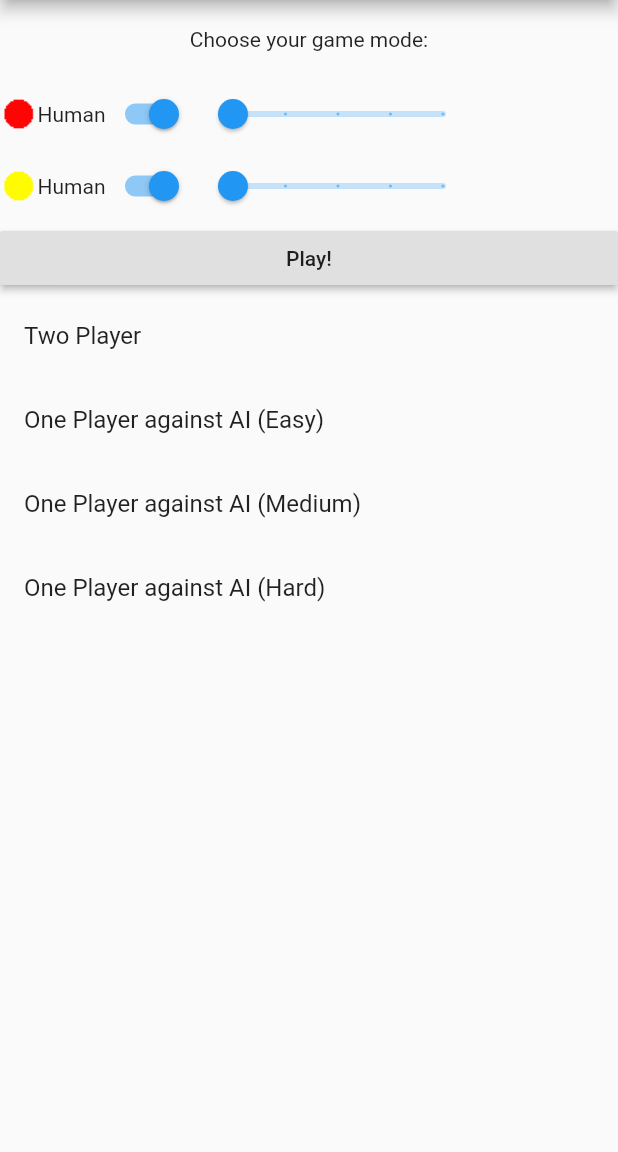
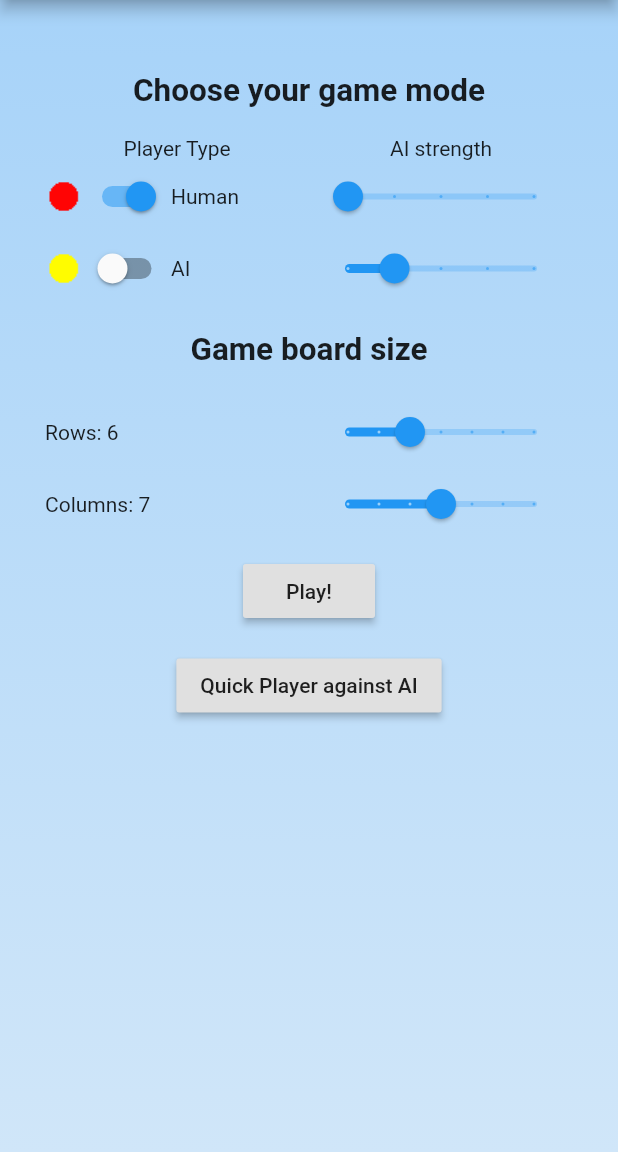
Before and after one commit to altera2015/FourInAVector, a Flutter app: the screen it shows after launch, on a phone screen of 412 x 824 dp, the part 84-1236 px from its top. Run offline on Flutter 3.47's test engine with Material 2 defaults, Android fonts, the phone set to English and light mode, and no system bars.

Commit message:
Made easy AI a bit dumber Styling

```diff
--- a/lib/boardwidget.dart
+++ b/lib/boardwidget.dart
@@ -150,7 +150,8 @@ class BoardPainter extends CustomPainter {
           if (game.state!=null) {
             if (game.validDrop(column) && dropChip == null) {
               drawChip(canvas, cellRect, false, false, _playerToChipColor(game.state));
-              columnRects.add(cellRect);
+              Size fullColumn = Size(columnWidth, size.height);
+              columnRects.add(cellOffset & fullColumn);
             } else {
               columnRects.add(null);
             }
@@ -212,7 +213,6 @@ class GameBoardState extends State<GameBoard> with SingleTickerProviderStateMixi
   final FourInAVector game;
   final Map<FourPlayer, Player> players;
   StreamSubscription<int> _turnStream;
-  FourPlayer _turnStreamPlayer;
 
   GameBoardState(this.game, this.players) {
     this._columns = game.columns;
@@ -223,6 +223,7 @@ class GameBoardState extends State<GameBoard> with SingleTickerProviderStateMixi
 
     if ( game.validDrop(column) && dropChip==null ) {
 
+      game.setMovePending(true);
       setState( () {
         int row = game.findFreeRow(column);
         dropChip = DropChip(row, column, game.state);
@@ -237,16 +238,26 @@ class GameBoardState extends State<GameBoard> with SingleTickerProviderStateMixi
 
   }
 
+  int _undoListenerKey;
+  void _undoListener( List<dynamic> args ) {
+
+    if ( _turnStream != null ) {
+      _turnStream.cancel();
+      _turnStream = null;
+    }
+    setState(() {
+      nextTurn();
+    });
+  }
+
   void nextTurn() {
 
     if ( game.state == null ) {
-      _turnStreamPlayer = null;
       return;
     }
 
     Future<int> f = players[game.state].makeMove(game);
 
-    _turnStreamPlayer = game.state;
     _turnStream = f.asStream().listen((column){
 
       _turnStream.cancel();
@@ -261,6 +272,8 @@ class GameBoardState extends State<GameBoard> with SingleTickerProviderStateMixi
   }
 
   initState() {
+
+    _undoListenerKey = game.undoPublisher.sub(_undoListener);
 
     super.initState();
     controller = new AnimationController(
@@ -279,6 +292,7 @@ class GameBoardState extends State<GameBoard> with SingleTickerProviderStateMixi
         if ( dropChip != null ) {
 
           setState(() {
+            game.setMovePending(false);
             game.dropPiece(dropChip.column);
             dropChip = null;
             nextTurn();
@@ -293,6 +307,7 @@ class GameBoardState extends State<GameBoard> with SingleTickerProviderStateMixi
   }
 
   dispose() {
+    game.undoPublisher.unsub(_undoListenerKey);
     controller.dispose();
     super.dispose();
   }
@@ -301,12 +316,8 @@ class GameBoardState extends State<GameBoard> with SingleTickerProviderStateMixi
   @override
   Widget build(BuildContext context) {
 
-    if (animation.status == AnimationStatus.forward) {
+    if (dropChip != null && animation.status == AnimationStatus.forward) {
       dropChip.y = animation.value;
-    }
-
-    if ( game.state != _turnStreamPlayer ) {
-      nextTurn();
     }
 
     var bp = BoardPainter(_rows, _columns, game, dropChip);
--- a/lib/gamescreen.dart
+++ b/lib/gamescreen.dart
@@ -1,14 +1,15 @@
 import 'package:flutter/material.dart';
 import 'four_in_a_vector.dart';
 import 'player.dart';
-
 import 'boardwidget.dart';
 
 class GameScreen extends StatefulWidget {
 
   final Map<FourPlayer, Player> players;
+  final int rows;
+  final int columns;
 
-  GameScreen({Key key, this.title, this.players}) : super(key: key);
+  GameScreen({Key key, this.title, this.players, this.rows, this.columns}) : super(key: key);
 
   // This widget is the home page of your application. It is stateful, meaning
   // that it has a State object (defined below) that contains fields that affect
@@ -22,7 +23,7 @@ class GameScreen extends StatefulWidget {
   final String title;
 
   @override
-  GameScreenState createState() => GameScreenState(6,7, players);
+  GameScreenState createState() => GameScreenState(this.rows,this.columns, players);
 }
 
 class GameScreenState extends State<GameScreen> {
@@ -41,16 +42,6 @@ class GameScreenState extends State<GameScreen> {
     var gameBoard = GameBoard(
         game: _game,
         players: _players
-        /*
-        onChipDropped: (int column){
-
-
-
-        },
-
-        onTapped: (int column) {
-
-        }*/
     );
 
     return Padding(
@@ -89,14 +80,7 @@ class GameScreenState extends State<GameScreen> {
       persistentFooterButtons: <Widget>[
         FlatButton(
             onPressed: () {
-              setState(() {
-               /*  if ( _turnStream != null ) {
-                  _turnStream.cancel();
-                  _turnStream = null;
-                }*/
-                _game.undo();
-                // nextTurn();
-              });
+              _game.undo();
             },
             child: Text("Undo")
         )
--- a/lib/main.dart
+++ b/lib/main.dart
@@ -51,175 +51,218 @@ class HomeScreen extends StatefulWidget {
   HomeScreenState createState() => HomeScreenState();
 }
 
+class HomeScreenState extends State<HomeScreen> {
+  bool playerRedHuman = true;
+  bool playerYellowHuman = false;
+  double playerRedLevel = 0.0;
+  double playerYellowLevel = 1.0;
+  double _rows = 6.0;
+  double _columns = 7.0;
 
-class HomeScreenState extends State<HomeScreen> {
+  Widget buildMenu(BuildContext context) {
+    return Padding(
+        padding: new EdgeInsets.all(30.0),
+        child: Column(
 
-  bool playerRedHuman = true;
-  bool playerYellowHuman = true;
-  double playerRedLevel = 0.0;
-  double playerYellowLevel = 0.0;
+
+          children: <Widget>[
+
+            Padding(
+                padding: new EdgeInsets.all(18.0),
+                child: Center(
+                  child: Text(
+                    "Choose your game mode",
+                    textScaleFactor: 1.5,
+                    style: new TextStyle(fontWeight: FontWeight.bold),
+                  ),
+                )),
+            Table(
+              children: [
+                TableRow(children: [
+                  Center(child: Text("Player Type")),
+                  Center(child: Text("AI strength"))
+                ]),
+                TableRow(children: [
+                  Row(children: [
+                    Image.asset("images/red.png"),
+                    Switch(
+                        value: playerRedHuman,
+                        onChanged: (bool v) {
+                          setState(() {
+                            playerRedHuman = v;
+                          });
+                        }),
+                    Text(playerRedHuman ? "Human" : "AI"),
+                  ]),
+                  TableCell(
+                      verticalAlignment: TableCellVerticalAlignment.middle,
+                      child: Slider(
+                          onChanged: (double v) {
+                            setState(() {
+                              playerRedLevel = v;
+                            });
+                          },
+                          value: playerRedLevel,
+                          min: 0.0,
+                          max: 4.0,
+                          divisions: 4))
+                ]),
+                TableRow(children: [
+                  Row(children: [
+                    Image.asset("images/yellow.png"),
+                    Switch(
+                        value: playerYellowHuman,
+                        onChanged: (bool v) {
+                          setState(() {
+                            playerYellowHuman = v;
+                          });
+                        }),
+                    Text(playerYellowHuman ? "Human" : "AI"),
+                  ]),
+                  TableCell(
+                      verticalAlignment: TableCellVerticalAlignment.middle,
+                      child: Slider(
+                        onChanged: (double v) {
+                          setState(() {
+                            playerYellowLevel = v;
+                          });
+                        },
+                        value: playerYellowLevel,
+                        min: 0.0,
+                        max: 4.0,
+                        divisions: 4,
+                      )),
+                ])
+              ],
+            ),
+
+            Padding(
+                padding: new EdgeInsets.all(18.0),
+                child: Center(
+                  child: Text(
+                    "Game board size",
+                    textScaleFactor: 1.5,
+                    style: new TextStyle(fontWeight: FontWeight.bold),
+                  ),
+                )),
+
+            Table(children: [
+              TableRow(children: [
+                TableCell(
+                    verticalAlignment: TableCellVerticalAlignment.middle,
+                    child: Text("Rows: ${_rows.toInt()}")),
+                TableCell(
+                    verticalAlignment: TableCellVerticalAlignment.middle,
+                    child: Slider(
+                      onChanged: (double v) {
+                        setState(() {
+                          _rows = v;
+                        });
+                      },
+                      value: _rows,
+                      min: 4.0,
+                      max: 10.0,
+                      divisions: 6,
+                    ))
+              ]),
+              TableRow(children: [
+                TableCell(
+                    verticalAlignment: TableCellVerticalAlignment.middle,
+                    child: Text("Columns: ${_columns.toInt()}")),
+                TableCell(
+                    verticalAlignment: TableCellVerticalAlignment.middle,
+                    child: Slider(
+                      onChanged: (double v) {
+                        setState(() {
+                          _columns = v;
+                        });
+                      },
+                      value: _columns,
+                      min: 4.0,
+                      max: 10.0,
+                      divisions: 6,
+                    ))
+              ]),
+            ]),
+            Padding(
+                padding: new EdgeInsets.all(10.0),
+                child: RaisedButton(
+                  child: Text("Play!"),
+                  onPressed: () {
+                    Map<FourPlayer, Player> players = Map<FourPlayer, Player>();
+                    if (playerRedHuman) {
+                      players[FourPlayer.RED] = HumanPlayer(FourPlayer.RED);
+                    } else {
+                      if (playerRedLevel == 0.0) {
+                        players[FourPlayer.RED] = RandomPlayer(FourPlayer.RED);
+                      } else {
+                        int l = playerRedLevel.toInt() * 2;
+                        players[FourPlayer.RED] =
+                            MinMaxPlayer(FourPlayer.RED, l);
+                      }
+                    }
+
+                    if (playerYellowHuman) {
+                      players[FourPlayer.YELLOW] =
+                          HumanPlayer(FourPlayer.YELLOW);
+                    } else {
+                      if (playerYellowLevel == 0.0) {
+                        players[FourPlayer.YELLOW] =
+                            RandomPlayer(FourPlayer.YELLOW);
+                      } else {
+                        int l = playerYellowLevel.toInt() * 2;
+                        players[FourPlayer.YELLOW] =
+                            MinMaxPlayer(FourPlayer.YELLOW, l);
+                      }
+                    }
+
+                    Navigator.push(
+                      context,
+                      new MaterialPageRoute(
+                          builder: (context) => GameScreen(
+                              title: 'Four in a Vector', players: players, rows: _rows.toInt(), columns: _columns.toInt())),
+                    );
+                  },
+                )),
+            Padding(
+                padding: new EdgeInsets.all(5.0),
+                child: RaisedButton(
+                  child: Text("Quick Player against AI"),
+                  onPressed: () {
+                    Map<FourPlayer, Player> players = Map<FourPlayer, Player>();
+                    players[FourPlayer.RED] = MinMaxPlayer(FourPlayer.RED, 2);
+                    players[FourPlayer.YELLOW] = HumanPlayer(FourPlayer.YELLOW);
+
+                    Navigator.push(
+                      context,
+                      new MaterialPageRoute(
+                          builder: (context) => GameScreen(
+                              title: 'Four in a Vector', players: players, rows: _rows.toInt(), columns: _columns.toInt() )),
+                    );
+                  },
+                )),
+
+          ],
+        ));
+  }
 
   @override
   Widget build(BuildContext context) {
-
-
     return Scaffold(
         appBar: AppBar(
           // Here we take the value from the MyHomePage object that was created by
           // the App.build method, and use it to set our appbar title.
           title: Text(widget.title),
         ),
-      body: ListView(
-          padding: EdgeInsets.zero,
-          children: [
-            Padding(
-              padding: new EdgeInsets.all(18.0),
-              child: Center (
-                child: Text ("Choose your game mode:"),
+        body: DecoratedBox(
+          decoration: BoxDecoration (
+            gradient: LinearGradient(
+              begin: Alignment.topCenter,
+              end: Alignment.bottomCenter,
+              colors: [ Color(0xffa7d3f9), Color(0xffd0e6f9)]
             )
           ),
-            Row(
-              children: [
-                Image.asset( "images/red.png" ),
-                Text ( playerRedHuman ? "Human" : "AI" ),
-                Switch(
-                    value: playerRedHuman,
-                    onChanged:(bool v) {
-                      setState( () {
-                        playerRedHuman = v;
-                      });
-                    }
-                ),
-                Slider(
-                  onChanged:(double v) {
-                    setState( () {
-                      playerRedLevel = v;
-                    });
-                  },
-                  value: playerRedLevel,
-                  min: 0.0,
-                  max: 4.0,
-                  divisions: 4,
-                )
-              ]
-            ),
-            Row(
-                children: [
-                  Image.asset( "images/yellow.png" ),
-                  Text ( playerYellowHuman ? "Human" : "AI" ),
-                  Switch(
-                      value: playerYellowHuman,
-                      onChanged:(bool v) {
-                        setState( () {
-                          playerYellowHuman = v;
-                        });
-                      }
-                  ),
-                  Slider(
-                    onChanged:(double v) {
-                      setState( () {
-                        playerYellowLevel = v;
-                        debugPrint("$playerYellowLevel");
-                      });
-                    },
-                    value: playerYellowLevel,
-                    min: 0.0,
-                    max: 4.0,
-                    divisions: 4,
-                  )
-                ]
-            ),
-            RaisedButton(
-              child: Text("Play!"),
-              onPressed: (){
-
-                Map<FourPlayer, Player> players = Map<FourPlayer, Player>();
-                if ( playerRedHuman ) {
-                  players[FourPlayer.RED]  = HumanPlayer( FourPlayer.RED );
-                } else {
-                  if ( playerRedLevel == 0.0 ) {
-                    players[FourPlayer.RED]  = RandomPlayer( FourPlayer.RED );
-                  } else {
-                    int l = playerRedLevel.toInt() * 2;
-                    players[FourPlayer.RED]  = MinMaxPlayer( FourPlayer.RED, l);
-                  }
-                }
-
-                if ( playerYellowHuman ) {
-                  players[FourPlayer.YELLOW]  = HumanPlayer( FourPlayer.YELLOW );
-                } else {
-                  if ( playerYellowLevel == 0.0 ) {
-                    players[FourPlayer.YELLOW]  = RandomPlayer( FourPlayer.YELLOW );
-                  } else {
-                    int l = playerYellowLevel.toInt() * 2;
-                    players[FourPlayer.YELLOW]  = MinMaxPlayer( FourPlayer.YELLOW, l );
-                  }
-                }
-
-                Navigator.push(
-                  context,
-                  new MaterialPageRoute(builder: (context) => GameScreen(title: 'Four in a Vector', players: players)),
-                );
-
-              },
-            ),
-            ListTile (
-              title: Text("Two Player"),
-              onTap:() {
-
-                Map<FourPlayer, Player> players = Map<FourPlayer, Player>();
-                players[FourPlayer.RED]  = HumanPlayer( FourPlayer.RED );
-                players[FourPlayer.YELLOW]  = HumanPlayer( FourPlayer.YELLOW );
-
-                Navigator.push(
-                  context,
-                  new MaterialPageRoute(builder: (context) => GameScreen(title: 'Four in a Vector', players: players)),
-                );
-              }
-            ),
-            ListTile(
-              title: Text("One Player against AI (Easy)"),
-              onTap: () {
-
-                Map<FourPlayer, Player> players = Map<FourPlayer, Player>();
-                players[FourPlayer.RED]  = RandomPlayer( FourPlayer.RED );
-                players[FourPlayer.YELLOW]  = HumanPlayer( FourPlayer.YELLOW );
-
-                Navigator.push(
-                  context,
-                  new MaterialPageRoute(builder: (context) => GameScreen(title: 'Four in a Vector', players: players)),
-                );
-              }
-            ),
-            ListTile(
-                title: Text("One Player against AI (Medium)"),
-                onTap: () {
-
-                  Map<FourPlayer, Player> players = Map<FourPlayer, Player>();
-                  players[FourPlayer.RED]  = MinMaxPlayer( FourPlayer.RED, 2 );
-                  players[FourPlayer.YELLOW]  = HumanPlayer( FourPlayer.YELLOW );
-
-                  Navigator.push(
-                    context,
-                    new MaterialPageRoute(builder: (context) => GameScreen(title: 'Four in a Vector', players: players)),
-                  );
-                }
-            ),
-            ListTile(
-                title: Text("One Player against AI (Hard)"),
-                onTap: () {
-
-                  Map<FourPlayer, Player> players = Map<FourPlayer, Player>();
-                  players[FourPlayer.RED]  = MinMaxPlayer( FourPlayer.RED, 6 );
-                  players[FourPlayer.YELLOW]  = HumanPlayer( FourPlayer.YELLOW );
-
-                  Navigator.push(
-                    context,
-                    new MaterialPageRoute(builder: (context) => GameScreen(title: 'Four in a Vector', players: players)),
-                  );
-                }
-            )
-          ]
+          child: buildMenu(context)
         )
     );
   }
--- a/lib/minmaxplayer.dart
+++ b/lib/minmaxplayer.dart
@@ -106,6 +106,7 @@ class MinMaxPlayer extends Player {
 
   int _maxRecursion;
   bool _requestCancel;
+  Random _rand;
 
   // we needed a number that is big enough to not occur by additions
   // on the board but small enough so that we can subtract single digits.
@@ -116,6 +117,7 @@ class MinMaxPlayer extends Player {
   MinMaxPlayer(FourPlayer player, int maxRecursion) : super(player) {
     _maxRecursion = maxRecursion;
     _requestCancel = false;
+    _rand = Random( DateTime.now().microsecondsSinceEpoch );
   }
 
   @override
@@ -225,6 +227,15 @@ class MinMaxPlayer extends Player {
 
   }
 
+  int _pickRandomColumn(FourInAVector game) {
+    int col;
+    do
+    {
+      col = _rand.nextInt(game.columns);
+    }
+    while ( !game.validDrop(col) );
+    return col;
+  }
 
   @override
   Future<int> makeMove( FourInAVector game ) {
@@ -245,6 +256,11 @@ class MinMaxPlayer extends Player {
         return centerColumn;
       }
 
+      // be stupid on occasion so the humans may win.
+      if ( _maxRecursion < 8 && _rand.nextDouble() <  1.0 / (_maxRecursion * 1.25 ) ) {
+        return _pickRandomColumn(game);
+      }
+
       int result = minMaxDecision(game);
       return result;
 
```
Also changed, not shown: lib/four_in_a_vector.dart (+19 -0 lines), lib/pubsub.dart (added, +24 -0 lines). Lines whose indentation alone changed are shown as unchanged.
